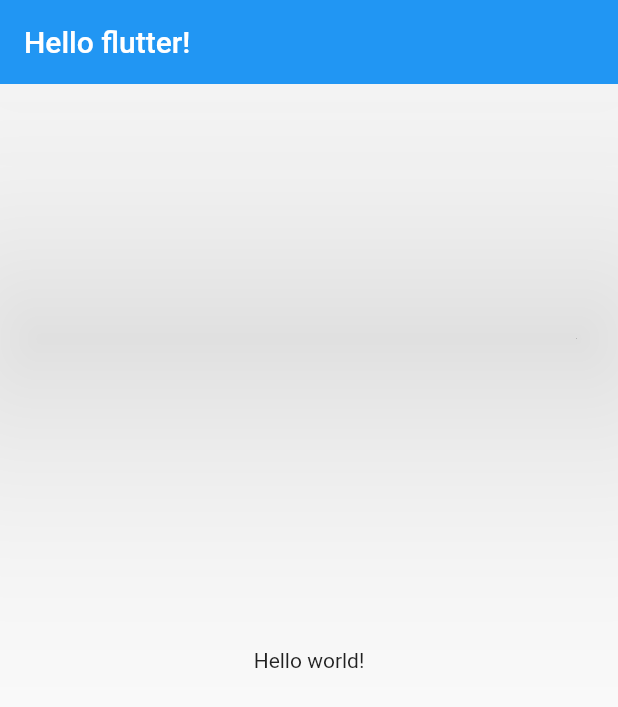
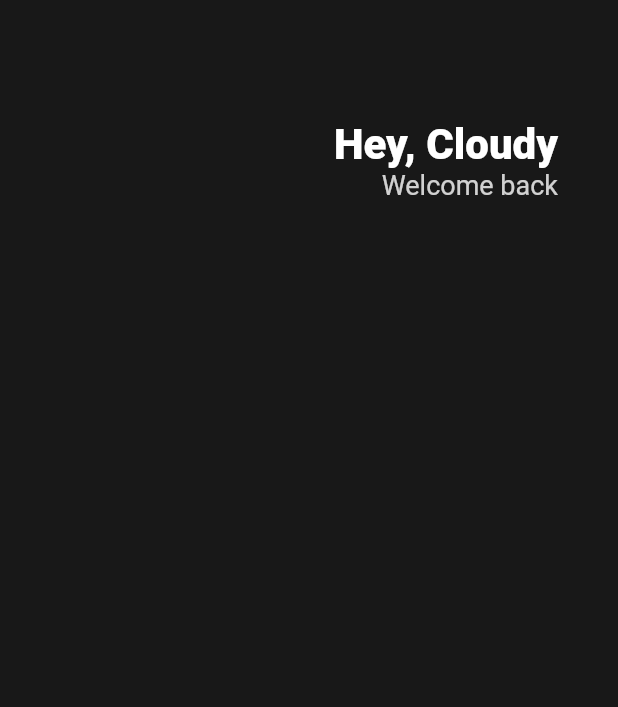
Before and after one commit to sunnyinha/flutter, a Flutter app: the screen it shows after launch, on a phone screen of 412 x 824 dp. Shown: the top 707 px of the screen. Run offline on Flutter 3.47's test engine with Material 2 defaults, Android fonts, the phone set to English and light mode, and no system bars.

Commit message:
여백, sizebox, TextStyle

```diff
--- a/basic_flutter/lib/main.dart
+++ b/basic_flutter/lib/main.dart
@@ -1,18 +1,8 @@
 import 'package:flutter/material.dart';
 
 // 이번 커밋 내용 요약
-//bar 아래 부분: body
-//클래스 생성 및 생성자
-class Player {
-  /*? 있는 건 있어도 되고 없어도 됨*/
-  String? name;
-  /*named parameter*/
-  Player({required this.name});
-}
 
 void main() {
-  var name = Player(name: "sunny");
-  //sunny.name으로 접근 가능
   runApp(App());
 }
 
@@ -21,14 +11,46 @@ class App extends StatelessWidget {
   Widget build(BuildContext context) {
     return MaterialApp(
       home: Scaffold(
-        appBar: AppBar(
-          elevation: 99,
-          title: Text("Hello flutter!"),
-        ),
-        //bar 아래 부분: body
-        // 마우스 올리면 center에 child 필요함을 알 수 있음
-        body: Center(
-          child: Text("Hello world!"),
+        backgroundColor: Color(0xFF181818),
+        body: Padding(
+          //상하좌우 여백 10
+          // padding: EdgeInsets.all(10),
+          //수평 여백 40
+          padding: EdgeInsets.symmetric(horizontal: 40),
+          child: Column(
+            children: [
+              // 위에 여백 줄 때 사용함.
+              SizedBox(
+                height: 80,
+              ),
+              Row(
+                //가로축 기준 오른쪽 정렬
+                mainAxisAlignment: MainAxisAlignment.end,
+                children: [
+                  Column(
+                    // 세로축 기준으로 오른쪽 정렬
+                    crossAxisAlignment: CrossAxisAlignment.end,
+                    children: [
+                      Text(
+                        "Hey, Cloudy",
+                        //글자 style 관련은 text에 TextStyle이 관리
+                        style: TextStyle(
+                          color: Colors.white,
+                          fontSize: 28,
+                          fontWeight: FontWeight.w800,
+                        ),
+                      ),
+                      Text("Welcome back",
+                          style: TextStyle(
+                            color: Colors.white.withOpacity(0.8),
+                            fontSize: 18,
+                          )),
+                    ],
+                  )
+                ],
+              )
+            ],
+          ),
         ),
       ),
     );
```
